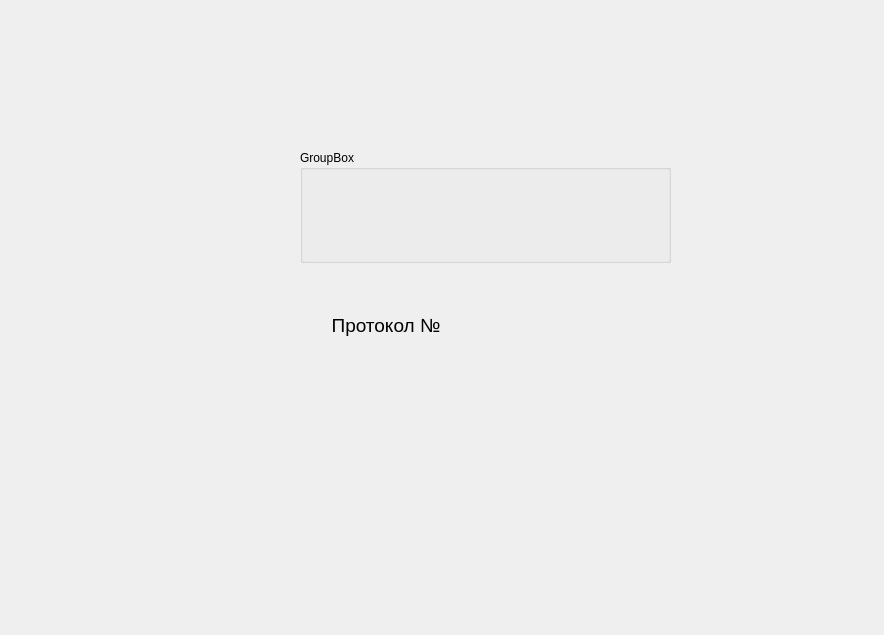
Qt form button_window  ney/secondwindow.ui (Brom-nn/Qt4_Shell) before a commit.
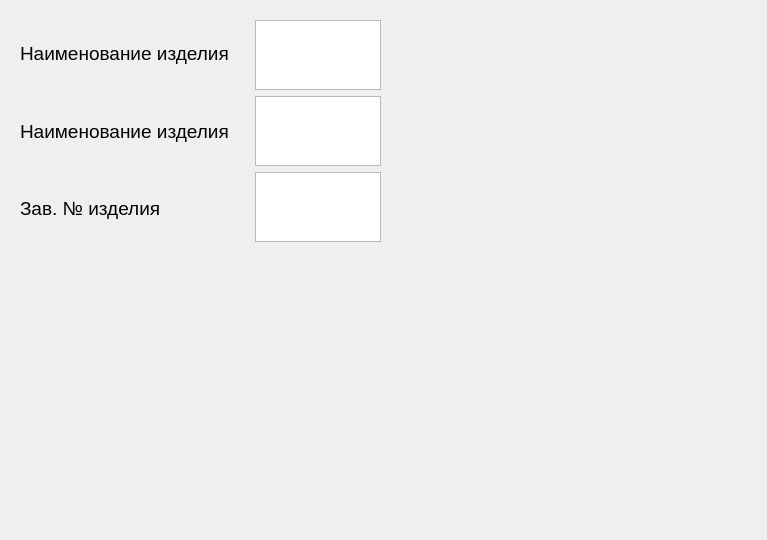
The same form after that commit.

```diff
--- a/button_window  ney/secondwindow.ui
+++ b/button_window  ney/secondwindow.ui
@@ -6,66 +6,136 @@
    <rect>
     <x>0</x>
     <y>0</y>
-    <width>884</width>
-    <height>635</height>
+    <width>767</width>
+    <height>540</height>
    </rect>
   </property>
+  <property name="font">
+   <font>
+    <pointsize>14</pointsize>
+    <weight>50</weight>
+    <bold>false</bold>
+   </font>
+  </property>
   <property name="windowTitle">
    <string>Dialog</string>
   </property>
   <property name="layoutDirection">
    <enum>Qt::LeftToRight</enum>
   </property>
-  <widget class="QWidget" name="gridLayoutWidget">
+  <property name="inputMethodHints">
+   <set>Qt::ImhNone</set>
+  </property>
+  <widget class="QWidget" name="horizontalLayoutWidget">
    <property name="geometry">
     <rect>
-     <x>300</x>
-     <y>150</y>
-     <width>371</width>
-     <height>231</height>
+     <x>10</x>
+     <y>10</y>
+     <width>381</width>
+     <height>151</height>
     </rect>
    </property>
-   <layout class="QGridLayout" name="gridLayout">
-    <item row="2" column="0">
-     <layout class="QGridLayout" name="gridLayout_6"/>
-    </item>
-    <item row="1" column="1">
-     <layout class="QGridLayout" name="gridLayout_4"/>
-    </item>
-    <item row="0" column="1">
-     <layout class="QGridLayout" name="gridLayout_2"/>
-    </item>
-    <item row="0" column="0">
-     <widget class="QGroupBox" name="groupBox">
-      <property name="title">
-       <string>GroupBox</string>
+   <layout class="QHBoxLayout" name="horizontalLayout" stretch="0,0,0">
+    <property name="sizeConstraint">
+     <enum>QLayout::SetMinimumSize</enum>
+    </property>
+    <item>
+     <layout class="QVBoxLayout" name="verticalLayout" stretch="0,0,0">
+      <property name="spacing">
+       <number>10</number>
       </property>
-     </widget>
-    </item>
-    <item row="1" column="0">
-     <layout class="QGridLayout" name="gridLayout_3">
-      <item row="0" column="0">
+      <property name="sizeConstraint">
+       <enum>QLayout::SetMinimumSize</enum>
+      </property>
+      <property name="leftMargin">
+       <number>10</number>
+      </property>
+      <property name="topMargin">
+       <number>10</number>
+      </property>
+      <property name="rightMargin">
+       <number>10</number>
+      </property>
+      <property name="bottomMargin">
+       <number>10</number>
+      </property>
+      <item>
        <widget class="QLabel" name="label_2">
-        <property name="font">
-         <font>
-          <pointsize>14</pointsize>
-         </font>
+        <property name="text">
+         <string>Наименование изделия</string>
         </property>
-        <property name="layoutDirection">
-         <enum>Qt::LeftToRight</enum>
+       </widget>
+      </item>
+      <item>
+       <widget class="QLabel" name="label_3">
+        <property name="text">
+         <string>Наименование изделия</string>
         </property>
-        <property name="autoFillBackground">
-         <bool>true</bool>
-        </property>
+       </widget>
+      </item>
+      <item>
+       <widget class="QLabel" name="label_14">
         <property name="text">
-         <string>      Протокол №</string>
+         <string>Зав. № изделия</string>
         </property>
        </widget>
       </item>
      </layout>
     </item>
-    <item row="3" column="0">
-     <layout class="QFormLayout" name="formLayout"/>
+    <item>
+     <spacer name="horizontalSpacer">
+      <property name="orientation">
+       <enum>Qt::Horizontal</enum>
+      </property>
+      <property name="sizeHint" stdset="0">
+       <size>
+        <width>20</width>
+        <height>30</height>
+       </size>
+      </property>
+     </spacer>
+    </item>
+    <item>
+     <layout class="QVBoxLayout" name="verticalLayout_2" stretch="1,0,0">
+      <property name="sizeConstraint">
+       <enum>QLayout::SetMinAndMaxSize</enum>
+      </property>
+      <property name="leftMargin">
+       <number>10</number>
+      </property>
+      <property name="topMargin">
+       <number>10</number>
+      </property>
+      <property name="rightMargin">
+       <number>10</number>
+      </property>
+      <property name="bottomMargin">
+       <number>10</number>
+      </property>
+      <item>
+       <widget class="QTextEdit" name="textEdit_4"/>
+      </item>
+      <item>
+       <widget class="QTextEdit" name="textEdit_5">
+        <property name="sizePolicy">
+         <sizepolicy hsizetype="Expanding" vsizetype="Expanding">
+          <horstretch>0</horstretch>
+          <verstretch>0</verstretch>
+         </sizepolicy>
+        </property>
+       </widget>
+      </item>
+      <item>
+       <widget class="QTextEdit" name="textEdit_15">
+        <property name="sizePolicy">
+         <sizepolicy hsizetype="Expanding" vsizetype="Expanding">
+          <horstretch>0</horstretch>
+          <verstretch>0</verstretch>
+         </sizepolicy>
+        </property>
+       </widget>
+      </item>
+     </layout>
     </item>
    </layout>
   </widget>
```
